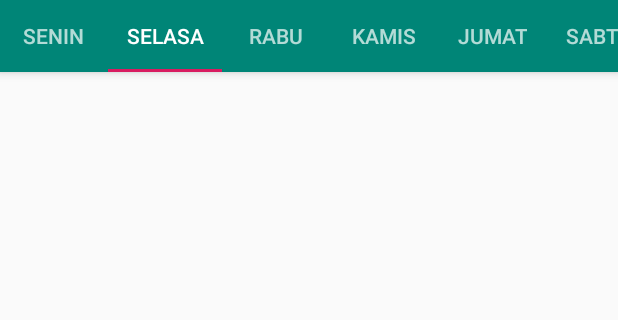
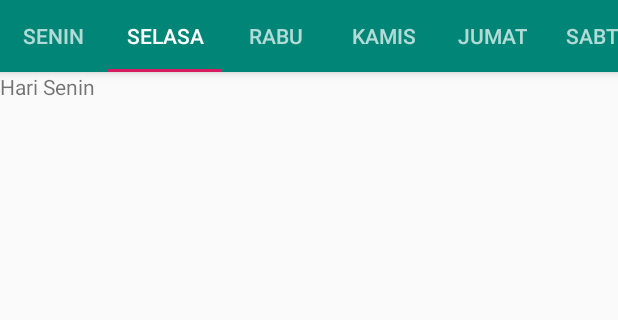
Before and after one commit to mtfiqh/IteraTIme, an Android app: the screen it shows after launch (JadwalActivity), tab 2 chosen, on a phone screen of 412 x 824 dp, the part 89-409 px from its top. Run offline under Robolectric (Android 15) with nearby library versions, the phone set to English and light mode, and no system bars.

```diff
--- a/app/build.gradle
+++ b/app/build.gradle
@@ -27,6 +27,7 @@ dependencies {
     implementation "org.jetbrains.kotlin:kotlin-stdlib-jdk7:$kotlin_version"
     implementation 'com.android.support:appcompat-v7:28.0.0'
     implementation 'com.android.support.constraint:constraint-layout:1.1.3'
+    implementation 'com.android.support:support-v4:28.0.0'
     testImplementation 'junit:junit:4.12'
     androidTestImplementation 'com.android.support.test:runner:1.0.2'
     androidTestImplementation 'com.android.support.test.espresso:espresso-core:3.0.2'
--- /dev/null
+++ b/app/src/main/java/com/itera/iteratime/ui/main/RabuFragment.kt
@@ -0,0 +1,32 @@
+package com.itera.iteratime.ui.main
+
+
+import android.os.Bundle
+import android.support.v4.app.Fragment
+import android.view.LayoutInflater
+import android.view.View
+import android.view.ViewGroup
+
+import com.itera.iteratime.R
+
+// TODO: Rename parameter arguments, choose names that match
+// the fragment initialization parameters, e.g. ARG_ITEM_NUMBER
+private const val ARG_PARAM1 = "param1"
+private const val ARG_PARAM2 = "param2"
+
+/**
+ * A simple [Fragment] subclass.
+ *
+ */
+class RabuFragment : Fragment() {
+
+    override fun onCreateView(
+        inflater: LayoutInflater, container: ViewGroup?,
+        savedInstanceState: Bundle?
+    ): View? {
+        // Inflate the layout for this fragment
+        return inflater.inflate(R.layout.fragment_rabu, container, false)
+    }
+
+
+}
--- a/app/src/main/java/com/itera/iteratime/ui/main/SectionsPagerAdapter.kt
+++ b/app/src/main/java/com/itera/iteratime/ui/main/SectionsPagerAdapter.kt
@@ -27,11 +27,21 @@ private val TAB_TITLES = arrayOf(
  */
 class SectionsPagerAdapter(private val context: Context, fm: FragmentManager) : FragmentPagerAdapter(fm) {
 
-    override fun getItem(position: Int): Fragment {
+    override fun getItem(position: Int): Fragment? {
         // getItem is called to instantiate the fragment for the given page.
         // Return a PlaceholderFragment (defined as a static inner class below).
-        return PlaceholderFragment.newInstance(position + 1)
+        when(position){
+            0 -> return SeninFragment()
+            1 -> return SelasaFragment()
+            2 -> return RabuFragment()
+            3 -> return KamisFragment()
+            4 -> return JumatFragment()
+            5 -> return SabtuFragment()
+            else -> return MingguFragment()
+        }
+
     }
+
 
     override fun getPageTitle(position: Int): CharSequence? {
         return context.resources.getString(TAB_TITLES[position])
--- /dev/null
+++ b/app/src/main/java/com/itera/iteratime/ui/main/SelasaFragment.kt
@@ -0,0 +1,32 @@
+package com.itera.iteratime.ui.main
+
+
+import android.os.Bundle
+import android.support.v4.app.Fragment
+import android.view.LayoutInflater
+import android.view.View
+import android.view.ViewGroup
+
+import com.itera.iteratime.R
+
+// TODO: Rename parameter arguments, choose names that match
+// the fragment initialization parameters, e.g. ARG_ITEM_NUMBER
+private const val ARG_PARAM1 = "param1"
+private const val ARG_PARAM2 = "param2"
+
+/**
+ * A simple [Fragment] subclass.
+ *
+ */
+class SelasaFragment : Fragment() {
+
+    override fun onCreateView(
+        inflater: LayoutInflater, container: ViewGroup?,
+        savedInstanceState: Bundle?
+    ): View? {
+        // Inflate the layout for this fragment
+        return inflater.inflate(R.layout.fragment_selasa, container, false)
+    }
+
+
+}
--- /dev/null
+++ b/app/src/main/java/com/itera/iteratime/ui/main/SeninFragment.kt
@@ -0,0 +1,33 @@
+package com.itera.iteratime.ui.main
+
+
+import android.os.Bundle
+import android.support.v4.app.Fragment
+import android.view.LayoutInflater
+import android.view.View
+import android.view.ViewGroup
+
+import com.itera.iteratime.R
+
+// TODO: Rename parameter arguments, choose names that match
+// the fragment initialization parameters, e.g. ARG_ITEM_NUMBER
+private const val ARG_PARAM1 = "param1"
+private const val ARG_PARAM2 = "param2"
+
+/**
+ * A simple [Fragment] subclass.
+ *
+ */
+class SeninFragment : Fragment() {
+
+    override fun onCreateView(
+        inflater: LayoutInflater, container: ViewGroup?,
+        savedInstanceState: Bundle?
+    ): View? {
+        // Inflate the layout for this fragment
+        return inflater.inflate(R.layout.fragment_senin, container, false)
+    }
+
+
+
+}
--- /dev/null
+++ b/app/src/main/res/layout/fragment_selasa.xml
@@ -0,0 +1,14 @@
+<?xml version="1.0" encoding="utf-8"?>
+<FrameLayout xmlns:android="http://schemas.android.com/apk/res/android"
+             xmlns:tools="http://schemas.android.com/tools"
+             android:layout_width="match_parent"
+             android:layout_height="match_parent"
+             tools:context=".ui.main.SelasaFragment">
+
+    <!-- TODO: Update blank fragment layout -->
+    <TextView
+            android:layout_width="match_parent"
+            android:layout_height="match_parent"
+            android:text="@string/hello_blank_fragment"/>
+
+</FrameLayout>
--- a/app/src/main/res/values/strings.xml
+++ b/app/src/main/res/values/strings.xml
@@ -18,4 +18,7 @@
     <string name="tab_text_5">Jumat</string>
     <string name="tab_text_6">Sabtu</string>
     <string name="tab_text_7">Minggu</string>
+
+    <!-- TODO: Remove or change this placeholder text -->
+    <string name="hello_blank_fragment">Hari Senin</string>
 </resources>
```
Also changed, not shown: app/src/main/java/com/itera/iteratime/ui/main/JumatFragment.kt (added, +32 -0 lines), app/src/main/java/com/itera/iteratime/ui/main/KamisFragment.kt (added, +32 -0 lines), app/src/main/java/com/itera/iteratime/ui/main/MingguFragment.kt (added, +32 -0 lines), app/src/main/java/com/itera/iteratime/ui/main/SabtuFragment.kt (added, +32 -0 lines), app/src/main/res/layout/fragment_jumat.xml (added, +14 -0 lines), app/src/main/res/layout/fragment_kamis.xml (added, +14 -0 lines), app/src/main/res/layout/fragment_minggu.xml (added, +14 -0 lines), app/src/main/res/layout/fragment_rabu.xml (added, +14 -0 lines), app/src/main/res/layout/fragment_sabtu.xml (added, +14 -0 lines), app/src/main/res/layout/fragment_senin.xml (added, +14 -0 lines).
